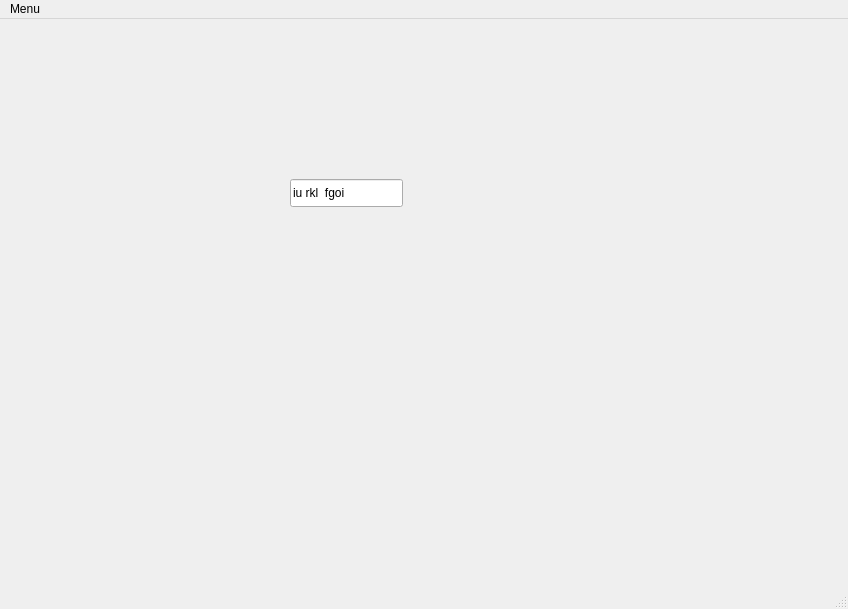
Before: the Qt Designer form mainwindow.ui in Racalniog/QTAppAlfaExercises, drawn with Qt 5.
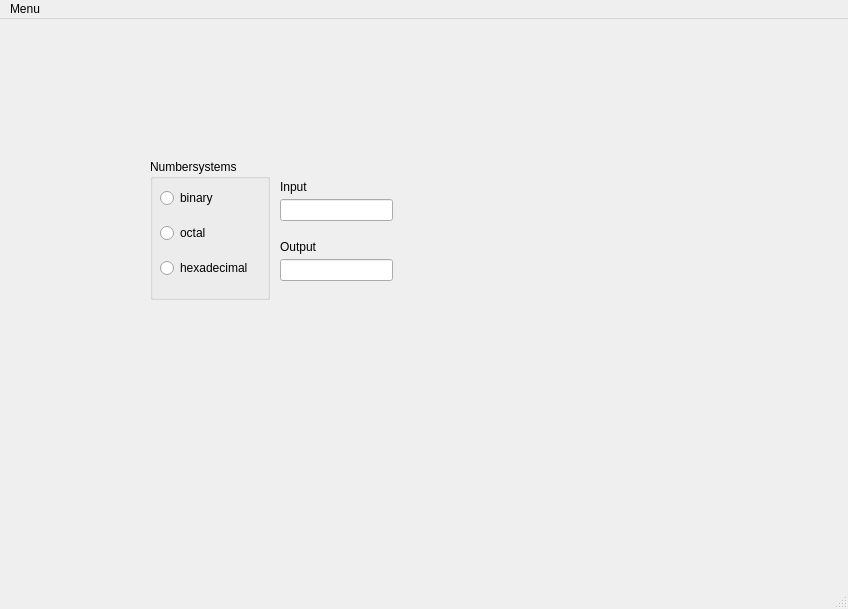
After: the same form once the commit is applied. The open tabs and pages were chosen to show the change.

What changed in the file:
```diff
--- a/mainwindow.ui
+++ b/mainwindow.ui
@@ -201,14 +201,111 @@
      <widget class="QLineEdit" name="lineEdit_2">
       <property name="geometry">
        <rect>
-        <x>290</x>
+        <x>280</x>
+        <y>240</y>
+        <width>113</width>
+        <height>22</height>
+       </rect>
+      </property>
+      <property name="readOnly">
+       <bool>true</bool>
+      </property>
+     </widget>
+     <widget class="QLabel" name="label">
+      <property name="geometry">
+       <rect>
+        <x>280</x>
         <y>160</y>
+        <width>49</width>
+        <height>16</height>
+       </rect>
+      </property>
+      <property name="text">
+       <string>Input</string>
+      </property>
+     </widget>
+     <widget class="QGroupBox" name="groupBox">
+      <property name="geometry">
+       <rect>
+        <x>150</x>
+        <y>140</y>
+        <width>120</width>
+        <height>141</height>
+       </rect>
+      </property>
+      <property name="title">
+       <string>Numbersystems</string>
+      </property>
+      <widget class="QWidget" name="verticalLayoutWidget">
+       <property name="geometry">
+        <rect>
+         <x>10</x>
+         <y>20</y>
+         <width>115</width>
+         <height>111</height>
+        </rect>
+       </property>
+       <layout class="QVBoxLayout" name="verticalLayout">
+        <item>
+         <widget class="QRadioButton" name="radioButtonBinary">
+          <property name="text">
+           <string>binary</string>
+          </property>
+         </widget>
+        </item>
+        <item>
+         <widget class="QRadioButton" name="radioButtonOctal">
+          <property name="text">
+           <string>octal</string>
+          </property>
+         </widget>
+        </item>
+        <item>
+         <widget class="QRadioButton" name="radioButtonHexadecimal">
+          <property name="text">
+           <string>hexadecimal</string>
+          </property>
+         </widget>
+        </item>
+       </layout>
+      </widget>
+     </widget>
+     <widget class="QLabel" name="label_2">
+      <property name="geometry">
+       <rect>
+        <x>280</x>
+        <y>220</y>
+        <width>49</width>
+        <height>16</height>
+       </rect>
+      </property>
+      <property name="text">
+       <string>Output</string>
+      </property>
+     </widget>
+     <widget class="QLineEdit" name="lineEditInput">
+      <property name="geometry">
+       <rect>
+        <x>280</x>
+        <y>180</y>
+        <width>113</width>
+        <height>22</height>
+       </rect>
+      </property>
+     </widget>
+    </widget>
+    <widget class="QWidget" name="page_3">
+     <widget class="QLineEdit" name="lineEdit_3">
+      <property name="geometry">
+       <rect>
+        <x>320</x>
+        <y>240</y>
         <width>113</width>
         <height>28</height>
        </rect>
       </property>
       <property name="inputMask">
-       <string>iuhrkldnfgoi</string>
+       <string>awdawdawdfff</string>
       </property>
      </widget>
     </widget>
```
Left out of the diff: 18 changed lines with no effect on the pictures.
